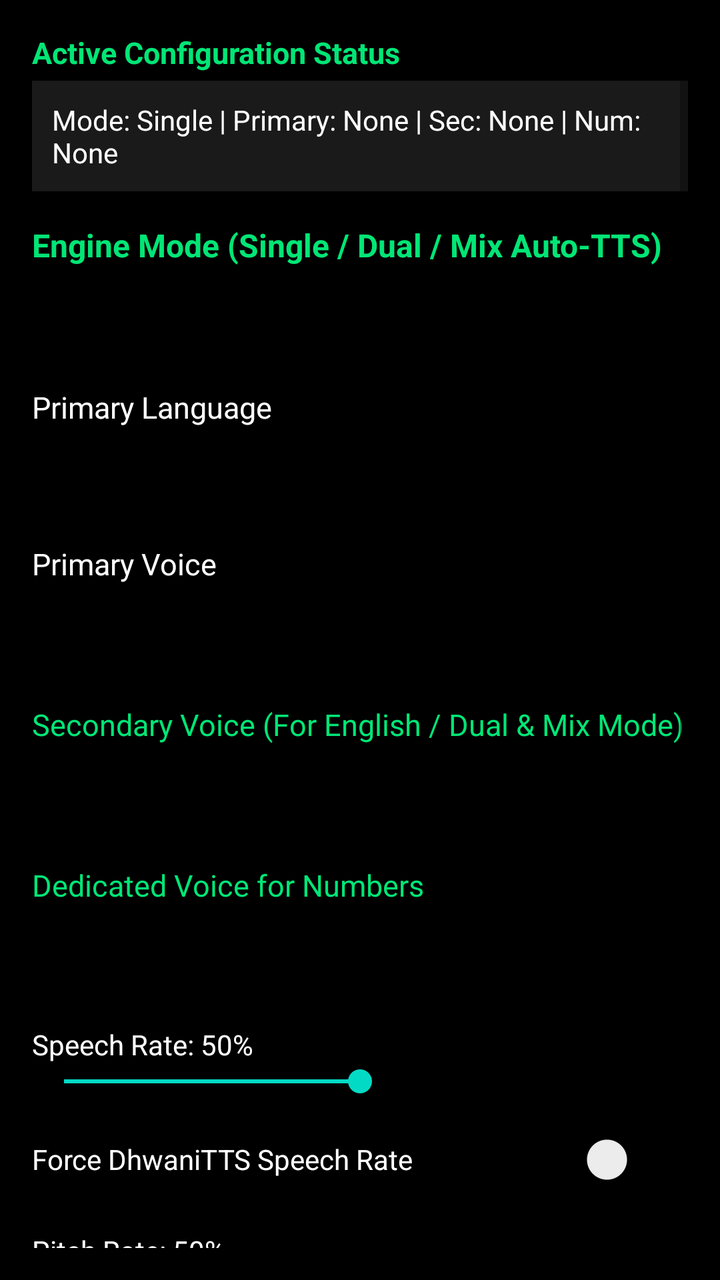
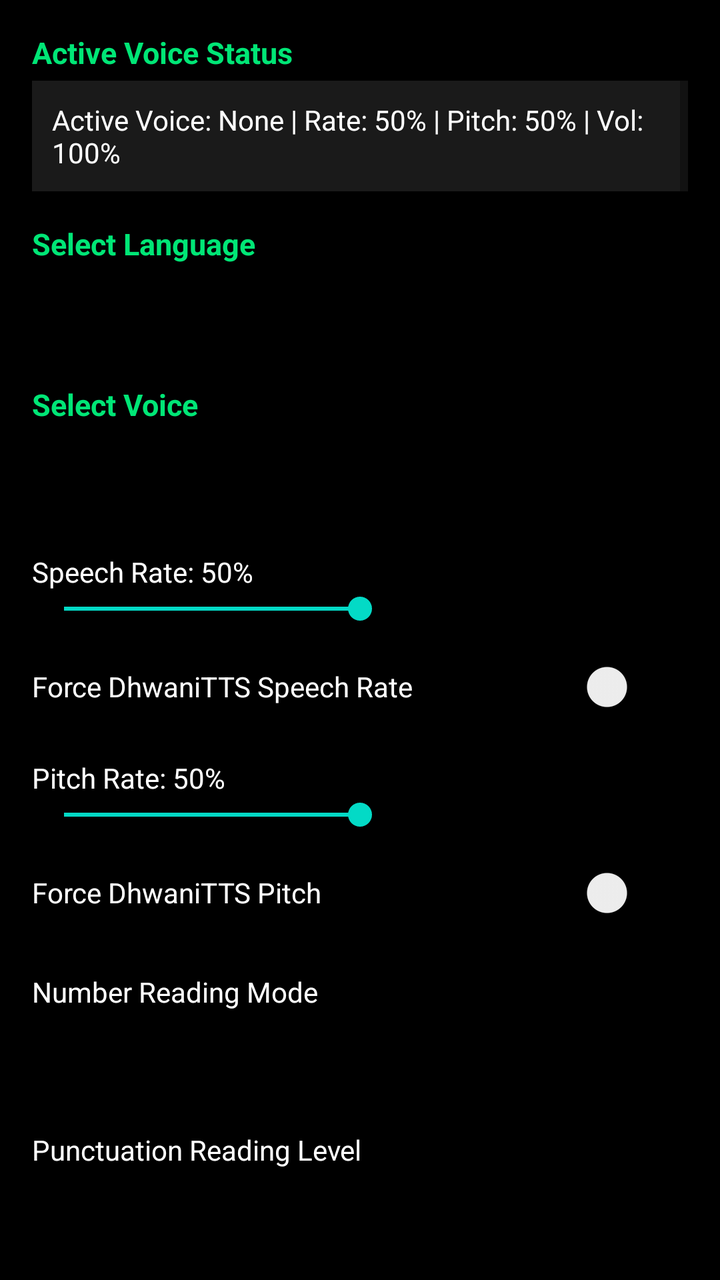

The first picture is an Android layout as it rendered before a commit; the second is the same layout after the commit. The layout source and the unified diff follow.
<!-- AndroidManifest.xml: application theme Theme.DhwaniTTS -->
<!-- res/layout/fragment_home.xml -->
<?xml version="1.0" encoding="utf-8"?>
<ScrollView xmlns:android="http://schemas.android.com/apk/res/android"
    android:layout_width="match_parent"
    android:layout_height="match_parent"
    android:background="#000000"
    android:padding="16dp">

    <LinearLayout
        android:layout_width="match_parent"
        android:layout_height="wrap_content"
        android:orientation="vertical">

        <TextView
            android:layout_width="match_parent"
            android:layout_height="wrap_content"
            android:text="Active Configuration Status"
            android:textColor="#00E676"
            android:textSize="15sp"
            android:textStyle="bold"
            android:layout_marginBottom="4dp" />

        <TextView
            android:id="@+id/tv_active_config_summary"
            android:layout_width="match_parent"
            android:layout_height="wrap_content"
            android:text="Mode: Single | Primary: None | Sec: None | Num: None"
            android:textColor="#FFFFFF"
            android:textSize="14sp"
            android:background="#1A1A1A"
            android:padding="10dp"
            android:layout_marginBottom="16dp" />

        <TextView
            android:layout_width="match_parent"
            android:layout_height="wrap_content"
            android:text="Engine Mode (Single / Dual / Mix Auto-TTS)"
            android:textColor="#00E676"
            android:textSize="16sp"
            android:textStyle="bold" />

        <Spinner
            android:id="@+id/spinner_engine_mode"
            android:layout_width="match_parent"
            android:layout_height="wrap_content"
            android:minHeight="48dp"
            android:layout_marginBottom="12dp" />

        <TextView
            android:layout_width="match_parent"
            android:layout_height="wrap_content"
            android:text="Primary Language"
            android:textColor="#FFFFFF"
            android:textSize="15sp" />

        <Spinner
            android:id="@+id/spinner_language"
            android:layout_width="match_parent"
            android:layout_height="wrap_content"
            android:minHeight="48dp"
            android:layout_marginBottom="10dp" />

        <TextView
            android:layout_width="match_parent"
            android:layout_height="wrap_content"
            android:text="Primary Voice"
            android:textColor="#FFFFFF"
            android:textSize="15sp" />

        <Spinner
            android:id="@+id/spinner_voice"
            android:layout_width="match_parent"
            android:layout_height="wrap_content"
            android:minHeight="48dp"
            android:layout_marginBottom="12dp" />

        <TextView
            android:id="@+id/tv_secondary_voice_label"
            android:layout_width="match_parent"
            android:layout_height="wrap_content"
            android:text="Secondary Voice (For English / Dual &amp; Mix Mode)"
            android:textColor="#00E676"
            android:textSize="15sp" />

        <Spinner
            android:id="@+id/spinner_secondary_voice"
            android:layout_width="match_parent"
            android:layout_height="wrap_content"
            android:minHeight="48dp"
            android:layout_marginBottom="12dp" />

        <TextView
            android:layout_width="match_parent"
            android:layout_height="wrap_content"
            android:text="Dedicated Voice for Numbers"
            android:textColor="#00E676"
            android:textSize="15sp" />

        <Spinner
            android:id="@+id/spinner_number_voice"
            android:layout_width="match_parent"
            android:layout_height="wrap_content"
            android:minHeight="48dp"
            android:layout_marginBottom="12dp" />

        <TextView
            android:id="@+id/tv_speech_rate_label"
            android:layout_width="match_parent"
            android:layout_height="wrap_content"
            android:text="Speech Rate: 50%"
            android:textColor="#FFFFFF" />

        <SeekBar
            android:id="@+id/seekbar_speech_rate"
            android:layout_width="match_parent"
            android:layout_height="wrap_content"
            android:max="100"
            android:progress="50"
            android:layout_marginBottom="6dp" />

        <Switch
            android:id="@+id/switch_force_speech"
            android:layout_width="match_parent"
            android:layout_height="wrap_content"
            android:text="Force DhwaniTTS Speech Rate"
            android:textColor="#FFFFFF"
            android:minHeight="48dp"
            android:layout_marginBottom="12dp" />

        <TextView
            android:id="@+id/tv_pitch_label"
            android:layout_width="match_parent"
            android:layout_height="wrap_content"
            android:text="Pitch Rate: 50%"
            android:textColor="#FFFFFF" />

        <SeekBar
            android:id="@+id/seekbar_pitch"
            android:layout_width="match_parent"
            android:layout_height="wrap_content"
            android:max="100"
            android:progress="50"
            android:layout_marginBottom="6dp" />

        <Switch
            android:id="@+id/switch_force_pitch"
            android:layout_width="match_parent"
            android:layout_height="wrap_content"
            android:text="Force DhwaniTTS Pitch"
            android:textColor="#FFFFFF"
            android:minHeight="48dp"
            android:layout_marginBottom="16dp" />

        <TextView
            android:layout_width="match_parent"
            android:layout_height="wrap_content"
            android:text="Number Reading Mode"
            android:textColor="#FFFFFF" />

        <Spinner
            android:id="@+id/spinner_number_reading"
            android:layout_width="match_parent"
            android:layout_height="wrap_content"
            android:minHeight="48dp"
            android:layout_marginBottom="12dp" />

        <TextView
            android:layout_width="match_parent"
            android:layout_height="wrap_content"
            android:text="Punctuation Reading Level"
            android:textColor="#FFFFFF" />

        <Spinner
            android:id="@+id/spinner_punctuation"
            android:layout_width="match_parent"
            android:layout_height="wrap_content"
            android:minHeight="48dp"
            android:layout_marginBottom="16dp" />

        <Button
            android:id="@+id/btn_test"
            android:layout_width="match_parent"
            android:layout_height="wrap_content"
            android:text="Test Voice Preview"
            android:layout_marginBottom="10dp" />

        <Button
            android:id="@+id/btn_save_settings"
            android:layout_width="match_parent"
            android:layout_height="wrap_content"
            android:text="Save Settings"
            android:layout_marginBottom="10dp" />

        <Button
            android:id="@+id/btn_reset"
            android:layout_width="match_parent"
            android:layout_height="wrap_content"
            android:text="Reset to Default" />

    </LinearLayout>
</ScrollView>
<!-- resources referenced by this layout -->
<resources>
  <style name="Theme.DhwaniTTS" parent="Theme.MaterialComponents.DayNight.DarkActionBar">
          
      </style>
</resources>

<!-- the commit's change to res/layout/fragment_home.xml (unified diff, before → after) -->
@@ -13,7 +13,7 @@
         <TextView
             android:layout_width="match_parent"
             android:layout_height="wrap_content"
-            android:text="Active Configuration Status"
+            android:text="Active Voice Status"
             android:textColor="#00E676"
             android:textSize="15sp"
             android:textStyle="bold"
@@ -23,7 +23,7 @@
             android:id="@+id/tv_active_config_summary"
             android:layout_width="match_parent"
             android:layout_height="wrap_content"
-            android:text="Mode: Single | Primary: None | Sec: None | Num: None"
+            android:text="Active Voice: None | Rate: 50% | Pitch: 50% | Vol: 100%"
             android:textColor="#FFFFFF"
             android:textSize="14sp"
             android:background="#1A1A1A"
@@ -33,13 +33,13 @@
         <TextView
             android:layout_width="match_parent"
             android:layout_height="wrap_content"
-            android:text="Engine Mode (Single / Dual / Mix Auto-TTS)"
+            android:text="Select Language"
             android:textColor="#00E676"
-            android:textSize="16sp"
+            android:textSize="15sp"
             android:textStyle="bold" />
 
         <Spinner
-            android:id="@+id/spinner_engine_mode"
+            android:id="@+id/spinner_language"
             android:layout_width="match_parent"
             android:layout_height="wrap_content"
             android:minHeight="48dp"
@@ -48,59 +48,17 @@
         <TextView
             android:layout_width="match_parent"
             android:layout_height="wrap_content"
-            android:text="Primary Language"
-            android:textColor="#FFFFFF"
-            android:textSize="15sp" />
-
-        <Spinner
-            android:id="@+id/spinner_language"
-            android:layout_width="match_parent"
-            android:layout_height="wrap_content"
-            android:minHeight="48dp"
-            android:layout_marginBottom="10dp" />
-
-        <TextView
-            android:layout_width="match_parent"
-            android:layout_height="wrap_content"
-            android:text="Primary Voice"
-            android:textColor="#FFFFFF"
-            android:textSize="15sp" />
+            android:text="Select Voice"
+            android:textColor="#00E676"
+            android:textSize="15sp"
+            android:textStyle="bold" />
 
         <Spinner
             android:id="@+id/spinner_voice"
             android:layout_width="match_parent"
             android:layout_height="wrap_content"
             android:minHeight="48dp"
-            android:layout_marginBottom="12dp" />
-
-        <TextView
-            android:id="@+id/tv_secondary_voice_label"
-            android:layout_width="match_parent"
-            android:layout_height="wrap_content"
-            android:text="Secondary Voice (For English / Dual &amp; Mix Mode)"
-            android:textColor="#00E676"
-            android:textSize="15sp" />
-
-        <Spinner
-            android:id="@+id/spinner_secondary_voice"
-            android:layout_width="match_parent"
-            android:layout_height="wrap_content"
-            android:minHeight="48dp"
-            android:layout_marginBottom="12dp" />
-
-        <TextView
-            android:layout_width="match_parent"
-            android:layout_height="wrap_content"
-            android:text="Dedicated Voice for Numbers"
-            android:textColor="#00E676"
-            android:textSize="15sp" />
-
-        <Spinner
-            android:id="@+id/spinner_number_voice"
-            android:layout_width="match_parent"
-            android:layout_height="wrap_content"
-            android:minHeight="48dp"
-            android:layout_marginBottom="12dp" />
+            android:layout_marginBottom="16dp" />
 
         <TextView
             android:id="@+id/tv_speech_rate_label"
